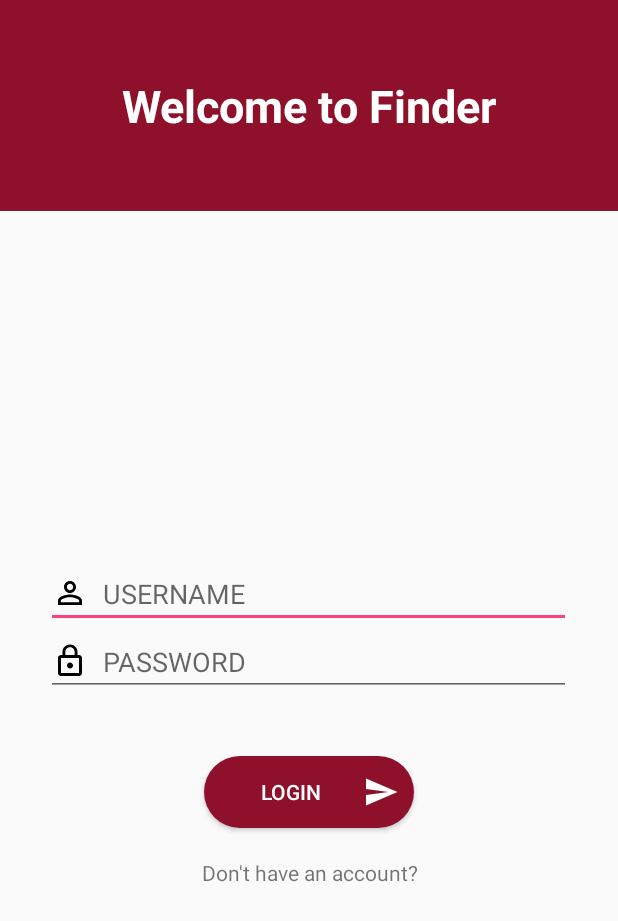
After one commit to kimnovak/finder, an Android app: the LoginActivity screen opened directly, with no data from a screen before it, on a phone screen of 412 x 824 dp. The commit adds this screen. Shown: the top 921 px of the screen. Run offline under Robolectric (Android 15) with nearby library versions, the phone set to English and light mode, and no system bars.

Commit message:
Fnished login view, closed #5

```diff
--- a/Finder/app/src/main/AndroidManifest.xml
+++ b/Finder/app/src/main/AndroidManifest.xml
@@ -24,6 +24,8 @@
         </activity>
         <activity android:name=".activities.ProfileEditActivity">
         </activity>
+        <activity android:name=".activities.LoginActivity">
+        </activity>
     </application>
 
 </manifest>
--- a/Finder/app/src/main/java/ftn/tim2/finder/MainActivity.java
+++ b/Finder/app/src/main/java/ftn/tim2/finder/MainActivity.java
@@ -7,6 +7,7 @@ import android.view.View;
 import android.widget.Button;
 
 import ftn.tim2.finder.activities.CommentActivity;
+import ftn.tim2.finder.activities.LoginActivity;
 import ftn.tim2.finder.activities.ProfileDetailsActivity;
 import ftn.tim2.finder.activities.ProfileEditActivity;
 import ftn.tim2.finder.activities.ViewAllUsersActivity;
@@ -49,5 +50,13 @@ public class MainActivity extends AppCompatActivity {
                 startActivity(intent);
             }
         });
+        Button loginBtn = findViewById(R.id.login);
+        loginBtn.setOnClickListener(new View.OnClickListener() {
+            @Override
+            public void onClick(View v) {
+                Intent intent = new Intent(MainActivity.this, LoginActivity.class);
+                startActivity(intent);
+            }
+        });
     }
 }
--- /dev/null
+++ b/Finder/app/src/main/java/ftn/tim2/finder/activities/LoginActivity.java
@@ -0,0 +1,16 @@
+package ftn.tim2.finder.activities;
+
+import android.os.Bundle;
+import android.support.annotation.Nullable;
+import android.support.v7.app.AppCompatActivity;
+
+import ftn.tim2.finder.R;
+
+public class LoginActivity extends AppCompatActivity {
+
+    @Override
+    protected void onCreate(@Nullable Bundle savedInstanceState) {
+        super.onCreate(savedInstanceState);
+        setContentView(R.layout.activity_login);
+    }
+}
--- /dev/null
+++ b/Finder/app/src/main/res/drawable/ic_lock_outline_black_24dp.xml
@@ -0,0 +1,9 @@
+<vector xmlns:android="http://schemas.android.com/apk/res/android"
+        android:width="24dp"
+        android:height="24dp"
+        android:viewportWidth="24.0"
+        android:viewportHeight="24.0">
+    <path
+        android:fillColor="#FF000000"
+        android:pathData="M12,17c1.1,0 2,-0.9 2,-2s-0.9,-2 -2,-2 -2,0.9 -2,2 0.9,2 2,2zM18,8h-1L17,6c0,-2.76 -2.24,-5 -5,-5S7,3.24 7,6v2L6,8c-1.1,0 -2,0.9 -2,2v10c0,1.1 0.9,2 2,2h12c1.1,0 2,-0.9 2,-2L20,10c0,-1.1 -0.9,-2 -2,-2zM8.9,6c0,-1.71 1.39,-3.1 3.1,-3.1s3.1,1.39 3.1,3.1v2L8.9,8L8.9,6zM18,20L6,20L6,10h12v10z"/>
+</vector>
--- /dev/null
+++ b/Finder/app/src/main/res/drawable/ic_person_outline_black_24dp.xml
@@ -0,0 +1,9 @@
+<vector xmlns:android="http://schemas.android.com/apk/res/android"
+        android:width="24dp"
+        android:height="24dp"
+        android:viewportWidth="24.0"
+        android:viewportHeight="24.0">
+    <path
+        android:fillColor="#FF000000"
+        android:pathData="M12,5.9c1.16,0 2.1,0.94 2.1,2.1s-0.94,2.1 -2.1,2.1S9.9,9.16 9.9,8s0.94,-2.1 2.1,-2.1m0,9c2.97,0 6.1,1.46 6.1,2.1v1.1L5.9,18.1L5.9,17c0,-0.64 3.13,-2.1 6.1,-2.1M12,4C9.79,4 8,5.79 8,8s1.79,4 4,4 4,-1.79 4,-4 -1.79,-4 -4,-4zM12,13c-2.67,0 -8,1.34 -8,4v3h16v-3c0,-2.66 -5.33,-4 -8,-4z"/>
+</vector>
--- /dev/null
+++ b/Finder/app/src/main/res/drawable/ic_send_white_24dp.xml
@@ -0,0 +1,5 @@
+<vector android:height="24dp" android:tint="#FFFFFF"
+    android:viewportHeight="24.0" android:viewportWidth="24.0"
+    android:width="24dp" xmlns:android="http://schemas.android.com/apk/res/android">
+    <path android:fillColor="#FF000000" android:pathData="M2.01,21L23,12 2.01,3 2,10l15,2 -15,2z"/>
+</vector>
--- /dev/null
+++ b/Finder/app/src/main/res/layout/activity_login.xml
@@ -0,0 +1,59 @@
+<?xml version="1.0" encoding="utf-8"?>
+<LinearLayout
+    xmlns:android="http://schemas.android.com/apk/res/android"
+    android:layout_width="match_parent"
+    android:layout_height="match_parent"
+    android:orientation="vertical">
+
+    <LinearLayout
+        android:layout_width="match_parent"
+        android:layout_height="wrap_content"
+        android:orientation="vertical"
+        android:padding="50dp"
+        android:background="@color/colorPrimary">
+
+        <TextView
+            android:layout_width="wrap_content"
+            android:layout_height="wrap_content"
+            android:textSize="30sp"
+            android:text="Welcome to Finder"
+            android:textStyle="bold"
+            android:textColor="#fff"
+            android:layout_gravity="center"/>
+    </LinearLayout>
+
+    <LinearLayout
+        android:gravity="center"
+        android:layout_width="match_parent"
+        android:layout_height="match_parent"
+        android:orientation="vertical">
+
+        <EditText
+            android:drawablePadding="10dp"
+            android:drawableLeft="@drawable/ic_person_outline_black_24dp"
+            android:layout_width="350dp"
+            android:layout_height="wrap_content"
+            android:hint="USERNAME"/>
+        <EditText
+            android:drawablePadding="10dp"
+            android:drawableLeft="@drawable/ic_lock_outline_black_24dp"
+            android:layout_width="350dp"
+            android:layout_height="wrap_content"
+            android:hint="PASSWORD"
+            android:inputType="textPassword"/>
+        <Button
+            android:drawableRight="@drawable/ic_send_white_24dp"
+            android:layout_marginTop="40dp"
+            android:layout_width="140dp"
+            android:layout_height="wrap_content"
+            android:background="@drawable/button_style_radius"
+            android:text="Login"
+            android:textColor="#fff"/>
+        <TextView
+            android:gravity="center"
+            android:layout_marginTop="20dp"
+            android:layout_width="match_parent"
+            android:layout_height="wrap_content"
+            android:text="Don't have an account?"/>
+    </LinearLayout>
+</LinearLayout>
--- a/Finder/app/src/main/res/layout/activity_main.xml
+++ b/Finder/app/src/main/res/layout/activity_main.xml
@@ -35,4 +35,10 @@
         android:textAlignment="center"
         android:gravity=""/>
 
+    <Button
+        android:layout_width="match_parent"
+        android:layout_height="wrap_content"
+        android:id="@+id/login"
+        android:text="Login"/>
+
 </LinearLayout>
```
